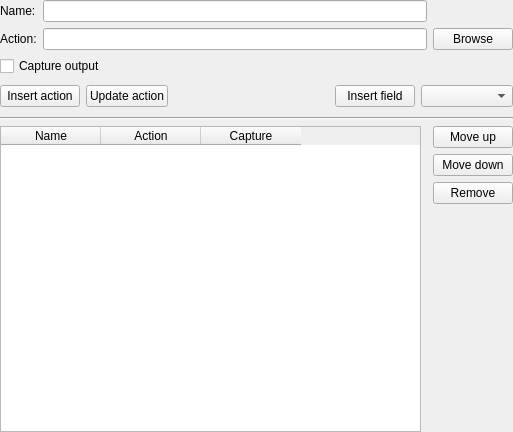
qgis/QGIS, file src/ui/qgsattributeactiondialogbase.ui: the form before one commit.
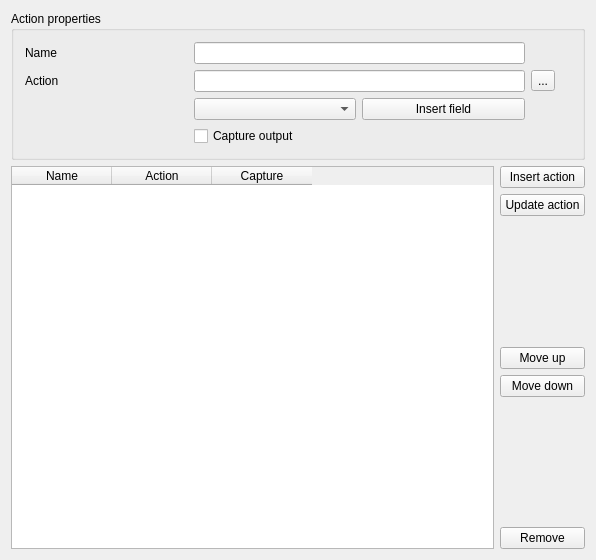
The form after the commit.

Commit message:
Numerous changes in GUI HIG revision:  - use buttonbox instead of free roaming buttons  - All labels updated for consistency  - improve alignment and layouts for unique vale, cont col, etc in vector props  - use style sheets in vect and raster properties and update these reports so they are visually consistent with each other  - In qgsabout clean up layout and also show addition info relating to qt db and image plugins in providers tab (which will be renamed)
Please note this work is ongoing and not the final product yet.

```diff
--- a/src/ui/qgsattributeactiondialogbase.ui
+++ b/src/ui/qgsattributeactiondialogbase.ui
@@ -5,80 +5,205 @@
    <rect>
     <x>0</x>
     <y>0</y>
-    <width>513</width>
-    <height>432</height>
+    <width>596</width>
+    <height>560</height>
    </rect>
   </property>
   <property name="sizePolicy" >
-   <sizepolicy>
-    <hsizetype>5</hsizetype>
-    <vsizetype>5</vsizetype>
+   <sizepolicy vsizetype="Expanding" hsizetype="Expanding" >
     <horstretch>0</horstretch>
     <verstretch>0</verstretch>
    </sizepolicy>
   </property>
   <property name="windowTitle" >
-   <string>Form1</string>
+   <string>Attribute Actions</string>
   </property>
   <layout class="QGridLayout" >
-   <property name="margin" >
-    <number>0</number>
-   </property>
-   <property name="spacing" >
-    <number>6</number>
-   </property>
-   <item row="8" column="6" colspan="2" >
-    <spacer>
-     <property name="orientation" >
-      <enum>Qt::Vertical</enum>
+   <item row="0" column="0" colspan="2" >
+    <widget class="QGroupBox" name="groupBox" >
+     <property name="title" >
+      <string>Action properties</string>
      </property>
-     <property name="sizeType" >
-      <enum>QSizePolicy::Expanding</enum>
-     </property>
-     <property name="sizeHint" >
-      <size>
-       <width>85</width>
-       <height>141</height>
-      </size>
-     </property>
-    </spacer>
-   </item>
-   <item row="7" column="7" >
-    <widget class="QPushButton" name="removeButton" >
-     <property name="toolTip" >
-      <string>Remove the selected action</string>
-     </property>
-     <property name="text" >
-      <string>Remove</string>
-     </property>
+     <layout class="QGridLayout" >
+      <item row="0" column="0" >
+       <widget class="QLabel" name="textLabel1" >
+        <property name="whatsThis" >
+         <string>Enter the name of an action here. The name should be unique (qgis will make it unique if necessary).</string>
+        </property>
+        <property name="text" >
+         <string>Name</string>
+        </property>
+        <property name="buddy" >
+         <cstring>actionName</cstring>
+        </property>
+       </widget>
+      </item>
+      <item row="0" column="1" colspan="2" >
+       <widget class="QLineEdit" name="actionName" >
+        <property name="toolTip" >
+         <string>Enter the action name here</string>
+        </property>
+        <property name="whatsThis" >
+         <string>Enter the name of an action here. The name should be unique (qgis will make it unique if necessary).</string>
+        </property>
+       </widget>
+      </item>
+      <item row="0" column="3" >
+       <spacer>
+        <property name="orientation" >
+         <enum>Qt::Horizontal</enum>
+        </property>
+        <property name="sizeType" >
+         <enum>QSizePolicy::Maximum</enum>
+        </property>
+        <property name="sizeHint" >
+         <size>
+          <width>40</width>
+          <height>20</height>
+         </size>
+        </property>
+       </spacer>
+      </item>
+      <item row="1" column="0" >
+       <widget class="QLabel" name="textLabel2" >
+        <property name="whatsThis" >
+         <string>Enter the action here. This can be any program, script or command that is available on your system. When the action is invoked any set of characters that start with a % and then have the name of a field will be replaced by the value of that field. The special characters %% will be replaced by the value of the field that was selected. Double quote marks group text into single arguments to the program, script or command. Double quotes will be ignored if preceeded by a backslash</string>
+        </property>
+        <property name="text" >
+         <string>Action</string>
+        </property>
+        <property name="buddy" >
+         <cstring>actionAction</cstring>
+        </property>
+       </widget>
+      </item>
+      <item row="1" column="1" colspan="2" >
+       <widget class="QLineEdit" name="actionAction" >
+        <property name="toolTip" >
+         <string>Enter the action command here</string>
+        </property>
+        <property name="whatsThis" >
+         <string>Enter the action here. This can be any program, script or command that is available on your system. When the action is invoked any set of characters that start with a % and then have the name of a field will be replaced by the value of that field. The special characters %% will be replaced by the value of the field that was selected. Double quote marks group text into single arguments to the program, script or command. Double quotes will be ignored if preceeded by a backslash</string>
+        </property>
+       </widget>
+      </item>
+      <item row="1" column="3" >
+       <widget class="QToolButton" name="browseButton" >
+        <property name="toolTip" >
+         <string>Browse for action</string>
+        </property>
+        <property name="statusTip" >
+         <string>Click to browse for an action</string>
+        </property>
+        <property name="whatsThis" >
+         <string>Clicking the buttone will let you select an application to use as the action</string>
+        </property>
+        <property name="text" >
+         <string>...</string>
+        </property>
+       </widget>
+      </item>
+      <item row="2" column="0" >
+       <spacer>
+        <property name="orientation" >
+         <enum>Qt::Horizontal</enum>
+        </property>
+        <property name="sizeType" >
+         <enum>QSizePolicy::Maximum</enum>
+        </property>
+        <property name="sizeHint" >
+         <size>
+          <width>40</width>
+          <height>20</height>
+         </size>
+        </property>
+       </spacer>
+      </item>
+      <item row="2" column="1" >
+       <widget class="QComboBox" name="fieldComboBox" >
+        <property name="toolTip" >
+         <string>The valid attribute names for this layer</string>
+        </property>
+       </widget>
+      </item>
+      <item row="2" column="2" >
+       <widget class="QPushButton" name="insertFieldButton" >
+        <property name="toolTip" >
+         <string>Inserts the selected field into the action, prepended with a %</string>
+        </property>
+        <property name="text" >
+         <string>Insert field</string>
+        </property>
+       </widget>
+      </item>
+      <item row="2" column="3" >
+       <spacer>
+        <property name="orientation" >
+         <enum>Qt::Horizontal</enum>
+        </property>
+        <property name="sizeType" >
+         <enum>QSizePolicy::Maximum</enum>
+        </property>
+        <property name="sizeHint" >
+         <size>
+          <width>40</width>
+          <height>20</height>
+         </size>
+        </property>
+       </spacer>
+      </item>
+      <item row="3" column="0" >
+       <spacer>
+        <property name="orientation" >
+         <enum>Qt::Horizontal</enum>
+        </property>
+        <property name="sizeType" >
+         <enum>QSizePolicy::Maximum</enum>
+        </property>
+        <property name="sizeHint" >
+         <size>
+          <width>40</width>
+          <height>20</height>
+         </size>
+        </property>
+       </spacer>
+      </item>
+      <item row="3" column="1" colspan="2" >
+       <widget class="QCheckBox" name="captureCB" >
+        <property name="toolTip" >
+         <string>Captures any output from the action</string>
+        </property>
+        <property name="whatsThis" >
+         <string>Captures the standard output or error generated by the action and displays it in a dialog box</string>
+        </property>
+        <property name="text" >
+         <string>Capture output</string>
+        </property>
+       </widget>
+      </item>
+      <item row="3" column="3" >
+       <spacer>
+        <property name="orientation" >
+         <enum>Qt::Horizontal</enum>
+        </property>
+        <property name="sizeType" >
+         <enum>QSizePolicy::Maximum</enum>
+        </property>
+        <property name="sizeHint" >
+         <size>
+          <width>40</width>
+          <height>20</height>
+         </size>
+        </property>
+       </spacer>
+      </item>
+     </layout>
     </widget>
    </item>
-   <item row="6" column="7" >
-    <widget class="QPushButton" name="moveDownButton" >
-     <property name="toolTip" >
-      <string>Move the selected action down</string>
-     </property>
-     <property name="text" >
-      <string>Move down</string>
-     </property>
-    </widget>
-   </item>
-   <item row="5" column="7" >
-    <widget class="QPushButton" name="moveUpButton" >
-     <property name="toolTip" >
-      <string>Move the selected action up</string>
-     </property>
-     <property name="text" >
-      <string>Move up</string>
-     </property>
-    </widget>
-   </item>
-   <item rowspan="4" row="5" column="0" colspan="6" >
+   <item rowspan="7" row="1" column="0" >
     <widget class="QTableWidget" name="attributeActionTable" >
      <property name="sizePolicy" >
-      <sizepolicy>
-       <hsizetype>7</hsizetype>
-       <vsizetype>7</vsizetype>
+      <sizepolicy vsizetype="Expanding" hsizetype="Expanding" >
        <horstretch>0</horstretch>
        <verstretch>0</verstretch>
       </sizepolicy>
@@ -112,67 +237,7 @@
      </column>
     </widget>
    </item>
-   <item row="4" column="0" colspan="8" >
-    <widget class="Line" name="line" >
-     <property name="orientation" >
-      <enum>Qt::Horizontal</enum>
-     </property>
-    </widget>
-   </item>
-   <item row="3" column="5" colspan="3" >
-    <widget class="QComboBox" name="fieldComboBox" >
-     <property name="toolTip" >
-      <string>The valid attribute names for this layer</string>
-     </property>
-    </widget>
-   </item>
-   <item row="1" column="7" >
-    <widget class="QPushButton" name="browseButton" >
-     <property name="toolTip" >
-      <string>Browse for action commands</string>
-     </property>
-     <property name="text" >
-      <string>Browse</string>
-     </property>
-    </widget>
-   </item>
-   <item row="3" column="4" >
-    <widget class="QPushButton" name="insertFieldButton" >
-     <property name="toolTip" >
-      <string>Inserts the selected field into the action, prepended with a %</string>
-     </property>
-     <property name="text" >
-      <string>Insert field</string>
-     </property>
-    </widget>
-   </item>
-   <item row="3" column="3" >
-    <spacer>
-     <property name="orientation" >
-      <enum>Qt::Horizontal</enum>
-     </property>
-     <property name="sizeType" >
-      <enum>QSizePolicy::Expanding</enum>
-     </property>
-     <property name="sizeHint" >
-      <size>
-       <width>51</width>
-       <height>29</height>
-      </size>
-     </property>
-    </spacer>
-   </item>
-   <item row="3" column="2" >
-    <widget class="QPushButton" name="updateButton" >
-     <property name="toolTip" >
-      <string>Update the selected action</string>
-     </property>
-     <property name="text" >
-      <string>Update action</string>
-     </property>
-    </widget>
-   </item>
-   <item row="3" column="0" colspan="2" >
+   <item row="1" column="1" >
     <widget class="QPushButton" name="insertButton" >
      <property name="toolTip" >
       <string>Inserts the action into the list above</string>
@@ -182,62 +247,75 @@
      </property>
     </widget>
    </item>
-   <item row="2" column="0" colspan="3" >
-    <widget class="QCheckBox" name="captureCB" >
+   <item row="2" column="1" >
+    <widget class="QPushButton" name="updateButton" >
      <property name="toolTip" >
-      <string>Captures any output from the action</string>
+      <string>Update the selected action</string>
      </property>
-     <property name="whatsThis" >
-      <string>Captures the standard output or error generated by the action and displays it in a dialog box</string>
-     </property>
      <property name="text" >
-      <string>Capture output</string>
+      <string>Update action</string>
      </property>
     </widget>
    </item>
-   <item row="1" column="1" colspan="6" >
-    <widget class="QLineEdit" name="actionAction" >
-     <property name="toolTip" >
-      <string>Enter the action command here</string>
+   <item row="3" column="1" >
+    <spacer>
+     <property name="orientation" >
+      <enum>Qt::Vertical</enum>
      </property>
-     <property name="whatsThis" >
-      <string>Enter the action here. This can be any program, script or command that is available on your system. When the action is invoked any set of characters that start with a % and then have the name of a field will be replaced by the value of that field. The special characters %% will be replaced by the value of the field that was selected. Double quote marks group text into single arguments to the program, script or command. Double quotes will be ignored if preceeded by a backslash</string>
+     <property name="sizeType" >
+      <enum>QSizePolicy::Expanding</enum>
      </property>
-    </widget>
+     <property name="sizeHint" >
+      <size>
+       <width>85</width>
+       <height>20</height>
+      </size>
+     </property>
+    </spacer>
    </item>
-   <item row="1" column="0" >
-    <widget class="QLabel" name="textLabel2" >
-     <property name="whatsThis" >
-      <string>Enter the action here. This can be any program, script or command that is available on your system. When the action is invoked any set of characters that start with a % and then have the name of a field will be replaced by the value of that field. The special characters %% will be replaced by the value of the field that was selected. Double quote marks group text into single arguments to the program, script or command. Double quotes will be ignored if preceeded by a backslash</string>
+   <item row="4" column="1" >
+    <widget class="QPushButton" name="moveUpButton" >
+     <property name="toolTip" >
+      <string>Move the selected action up</string>
      </property>
      <property name="text" >
-      <string>Action:</string>
+      <string>Move up</string>
      </property>
-     <property name="buddy" >
-      <cstring>actionAction</cstring>
-     </property>
     </widget>
    </item>
-   <item row="0" column="1" colspan="6" >
-    <widget class="QLineEdit" name="actionName" >
+   <item row="5" column="1" >
+    <widget class="QPushButton" name="moveDownButton" >
      <property name="toolTip" >
-      <string>Enter the action name here</string>
+      <string>Move the selected action down</string>
      </property>
-     <property name="whatsThis" >
-      <string>Enter the name of an action here. The name should be unique (qgis will make it unique if necessary).</string>
+     <property name="text" >
+      <string>Move down</string>
      </property>
     </widget>
    </item>
-   <item row="0" column="0" >
-    <widget class="QLabel" name="textLabel1" >
-     <property name="whatsThis" >
-      <string>Enter the name of an action here. The name should be unique (qgis will make it unique if necessary).</string>
+   <item row="6" column="1" >
+    <spacer>
+     <property name="orientation" >
+      <enum>Qt::Vertical</enum>
      </property>
-     <property name="text" >
-      <string>Name:</string>
+     <property name="sizeType" >
+      <enum>QSizePolicy::Expanding</enum>
      </property>
-     <property name="buddy" >
-      <cstring>actionName</cstring>
+     <property name="sizeHint" >
+      <size>
+       <width>85</width>
+       <height>41</height>
+      </size>
+     </property>
+    </spacer>
+   </item>
+   <item row="7" column="1" >
+    <widget class="QPushButton" name="removeButton" >
+     <property name="toolTip" >
+      <string>Remove the selected action</string>
+     </property>
+     <property name="text" >
+      <string>Remove</string>
      </property>
     </widget>
    </item>
```
Left out of the diff: 11 changed lines with no effect on the pictures. The commit also changes 29 other files.
